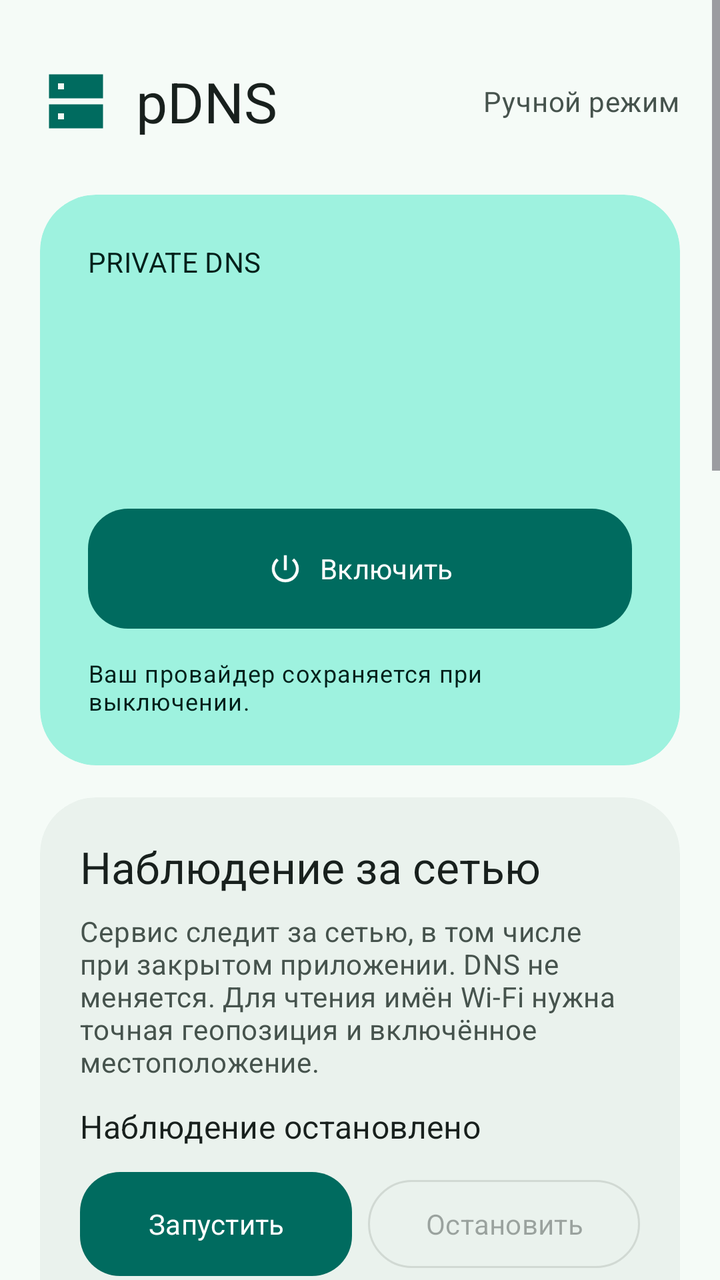
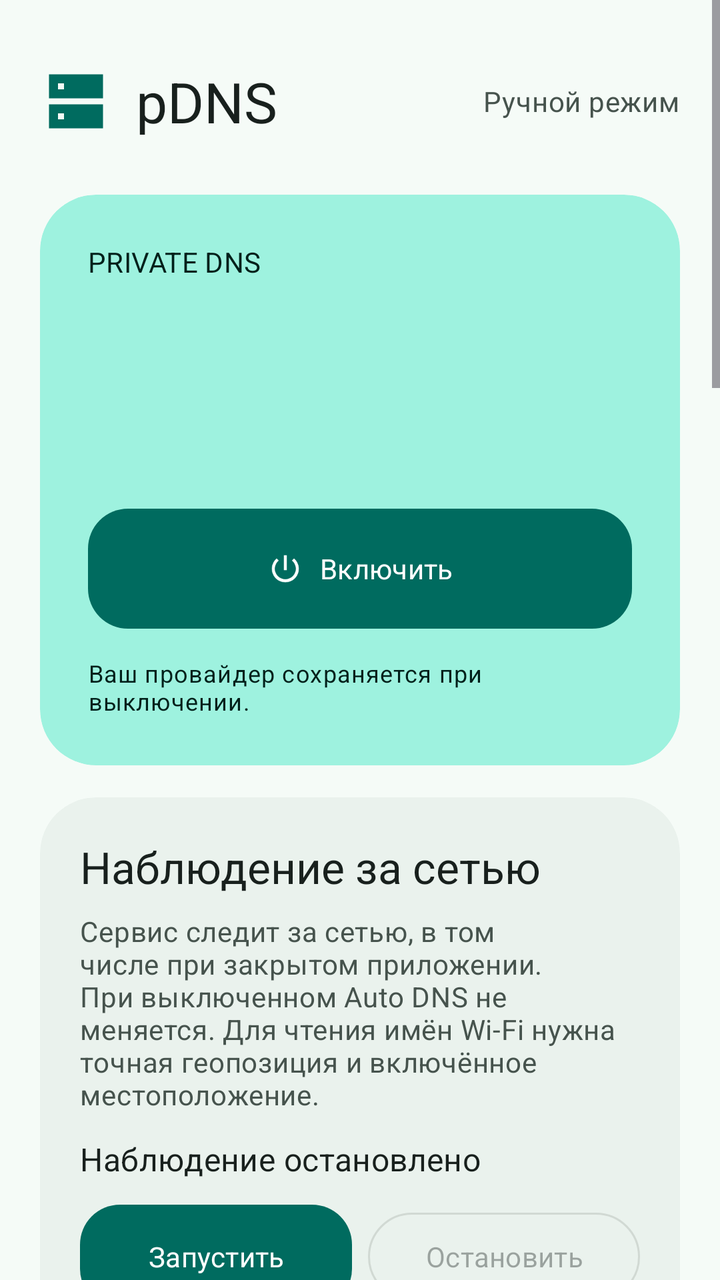

Two renders of the same Android screen: before a commit and after it. Below are the layout's source before the change and the commit's diff.
<!-- AndroidManifest.xml: application theme Theme.PdnsAutoSwitch -->
<!-- res/layout/activity_main.xml -->
<?xml version="1.0" encoding="utf-8"?>
<ScrollView xmlns:android="http://schemas.android.com/apk/res/android"
    xmlns:app="http://schemas.android.com/apk/res-auto"
    android:layout_width="match_parent" android:layout_height="match_parent"
    android:background="?attr/colorSurface" android:fillViewport="true" android:clipToPadding="false">
    <LinearLayout android:id="@+id/main_content" android:layout_width="match_parent"
        android:layout_height="wrap_content" android:orientation="vertical" android:padding="20dp">

        <LinearLayout android:layout_width="match_parent" android:layout_height="wrap_content"
            android:gravity="center_vertical" android:orientation="horizontal"
            android:layout_marginTop="12dp" android:layout_marginBottom="28dp">
            <ImageView android:layout_width="36dp" android:layout_height="36dp"
                android:src="@drawable/ic_dns_tile" app:tint="?attr/colorPrimary" android:importantForAccessibility="no" />
            <TextView android:layout_width="0dp" android:layout_weight="1" android:layout_height="wrap_content"
                android:layout_marginStart="12dp" android:text="@string/brand_name"
                android:textAppearance="@style/Text.Pdns.Title" android:textSize="28sp" />
            <TextView android:layout_width="wrap_content" android:layout_height="wrap_content"
                android:text="@string/manual_mode" android:textAppearance="@style/Text.Pdns.Body" />
        </LinearLayout>

        <com.google.android.material.card.MaterialCardView style="@style/Widget.Pdns.Card"
            android:layout_width="match_parent" android:layout_height="wrap_content"
            app:cardBackgroundColor="?attr/colorPrimaryContainer">
            <LinearLayout android:layout_width="match_parent" android:layout_height="wrap_content"
                android:padding="24dp" android:orientation="vertical">
                <TextView android:layout_width="match_parent" android:layout_height="wrap_content"
                    android:text="@string/private_dns_label" android:textAppearance="@style/TextAppearance.Material3.LabelLarge"
                    android:textColor="?attr/colorOnPrimaryContainer" />
                <TextView android:id="@+id/dns_state" android:layout_width="match_parent" android:layout_height="wrap_content"
                    android:layout_marginTop="12dp" android:textSize="36sp" android:fontFamily="sans-serif-medium"
                    android:textColor="?attr/colorOnPrimaryContainer" android:accessibilityLiveRegion="polite" />
                <TextView android:id="@+id/provider" android:layout_width="match_parent" android:layout_height="wrap_content"
                    android:layout_marginTop="8dp" android:textSize="16sp" android:textColor="?attr/colorOnPrimaryContainer"
                    android:textIsSelectable="true" />
                <com.google.android.material.button.MaterialButton android:id="@+id/toggle_dns"
                    android:layout_width="match_parent" android:layout_height="wrap_content"
                    android:layout_marginTop="24dp" android:minHeight="60dp" android:text="@string/turn_on"
                    app:icon="@drawable/ic_power" app:iconGravity="textStart" app:cornerRadius="20dp" />
                <TextView android:layout_width="match_parent" android:layout_height="wrap_content"
                    android:layout_marginTop="14dp" android:text="@string/hero_hint"
                    android:textAppearance="@style/TextAppearance.Material3.BodySmall"
                    android:textColor="?attr/colorOnPrimaryContainer" />
            </LinearLayout>
        </com.google.android.material.card.MaterialCardView>

        <include layout="@layout/section_observation" />

        <include layout="@layout/section_trusted_wifi" />

        <com.google.android.material.card.MaterialCardView style="@style/Widget.Pdns.Card"
            android:layout_width="match_parent" android:layout_height="wrap_content" android:layout_marginTop="16dp">
            <LinearLayout android:layout_width="match_parent" android:layout_height="wrap_content"
                android:padding="20dp" android:orientation="vertical">
                <TextView android:layout_width="match_parent" android:layout_height="wrap_content"
                    android:text="@string/quick_access" android:textAppearance="@style/Text.Pdns.Title" />
                <TextView android:layout_width="match_parent" android:layout_height="wrap_content"
                    android:layout_marginTop="8dp" android:text="@string/quick_access_hint" android:textAppearance="@style/Text.Pdns.Body" />
                <com.google.android.material.button.MaterialButton android:id="@+id/add_tile"
                    style="@style/Widget.Material3.Button.TonalButton"
                    android:layout_width="match_parent" android:layout_height="wrap_content"
                    android:layout_marginTop="16dp" android:minHeight="52dp" android:text="@string/add_tile"
                    android:textAllCaps="false" app:icon="@drawable/ic_add" app:iconGravity="textStart" app:cornerRadius="16dp" />
            </LinearLayout>
        </com.google.android.material.card.MaterialCardView>

        <com.google.android.material.card.MaterialCardView style="@style/Widget.Pdns.Card"
            android:layout_width="match_parent" android:layout_height="wrap_content" android:layout_marginTop="16dp">
            <LinearLayout android:layout_width="match_parent" android:layout_height="wrap_content"
                android:padding="20dp" android:orientation="vertical">
                <TextView android:layout_width="match_parent" android:layout_height="wrap_content"
                    android:text="@string/appearance_title" android:textAppearance="@style/Text.Pdns.Title" />
                <com.google.android.material.materialswitch.MaterialSwitch android:id="@+id/dynamic_color"
                    android:layout_width="match_parent" android:layout_height="wrap_content"
                    android:layout_marginTop="8dp" android:minHeight="56dp" android:text="@string/wallpaper_colors"
                    android:textAppearance="@style/TextAppearance.Material3.BodyLarge"
                    android:textColor="?attr/colorOnSurface" />
                <TextView android:layout_width="match_parent" android:layout_height="wrap_content"
                    android:text="@string/appearance_hint" android:textAppearance="@style/Text.Pdns.Body" />
            </LinearLayout>
        </com.google.android.material.card.MaterialCardView>

        <com.google.android.material.button.MaterialButton android:id="@+id/expand_setup"
            style="@style/Widget.Material3.Button.TextButton"
            android:layout_width="match_parent" android:layout_height="wrap_content"
            android:layout_marginTop="16dp" android:minHeight="56dp" android:textAllCaps="false"
            android:text="@string/setup_title" app:icon="@drawable/ic_expand" app:iconGravity="textEnd" />
        <com.google.android.material.card.MaterialCardView android:id="@+id/setup_card" style="@style/Widget.Pdns.Card"
            android:layout_width="match_parent" android:layout_height="wrap_content" android:visibility="gone">
            <LinearLayout android:layout_width="match_parent" android:layout_height="wrap_content"
                android:orientation="vertical" android:padding="20dp">
                <TextView android:id="@+id/permission_status" android:layout_width="match_parent" android:layout_height="wrap_content"
                    android:textAppearance="@style/TextAppearance.Material3.TitleMedium" android:textColor="?attr/colorOnSurface" />
                <TextView android:id="@+id/setup_help" android:layout_width="match_parent" android:layout_height="wrap_content"
                    android:layout_marginTop="8dp" android:textAppearance="@style/Text.Pdns.Body" />
                <TextView android:id="@+id/adb_command" android:layout_width="match_parent" android:layout_height="wrap_content"
                    android:layout_marginTop="16dp" android:fontFamily="monospace" android:textIsSelectable="true"
                    android:textSize="12sp" android:textColor="?attr/colorOnSurfaceVariant" />
                <com.google.android.material.button.MaterialButton android:id="@+id/copy_command"
                    style="@style/Widget.Material3.Button.OutlinedButton"
                    android:layout_width="match_parent" android:layout_height="wrap_content" android:layout_marginTop="12dp"
                    android:minHeight="48dp" android:textAllCaps="false" android:text="@string/copy_command" />
            </LinearLayout>
        </com.google.android.material.card.MaterialCardView>
        <com.google.android.material.button.MaterialButton android:id="@+id/open_settings"
            style="@style/Widget.Material3.Button.TextButton"
            android:layout_width="match_parent" android:layout_height="wrap_content"
            android:minHeight="48dp" android:textAllCaps="false" android:text="@string/open_settings" />
        <TextView android:layout_width="match_parent" android:layout_height="wrap_content"
            android:layout_marginTop="12dp" android:layout_marginBottom="12dp" android:gravity="center"
            android:text="@string/state_note" android:textAppearance="@style/TextAppearance.Material3.BodySmall"
            android:textColor="?attr/colorOnSurfaceVariant" />
    </LinearLayout>
</ScrollView>
<!-- res/layout/section_observation.xml (included above) -->
<?xml version="1.0" encoding="utf-8"?>
<com.google.android.material.card.MaterialCardView xmlns:android="http://schemas.android.com/apk/res/android"
    style="@style/Widget.Pdns.Card" android:layout_width="match_parent"
    android:layout_height="wrap_content" android:layout_marginTop="16dp">
    <LinearLayout android:layout_width="match_parent" android:layout_height="wrap_content"
        android:orientation="vertical" android:padding="20dp">
        <TextView android:layout_width="match_parent" android:layout_height="wrap_content"
            android:text="@string/observation_title" android:textAppearance="@style/Text.Pdns.Title" />
        <TextView android:layout_width="match_parent" android:layout_height="wrap_content"
            android:layout_marginTop="8dp" android:text="@string/observation_hint" android:textAppearance="@style/Text.Pdns.Body" />
        <TextView android:id="@+id/observation_status" android:layout_width="match_parent"
            android:layout_height="wrap_content" android:layout_marginTop="12dp"
            android:text="@string/observation_stopped" android:textAppearance="@style/TextAppearance.Material3.TitleMedium"
            android:textColor="?attr/colorOnSurface" android:accessibilityLiveRegion="polite" />
        <LinearLayout android:layout_width="match_parent" android:layout_height="wrap_content"
            android:orientation="horizontal" android:layout_marginTop="12dp">
            <com.google.android.material.button.MaterialButton android:id="@+id/observation_start"
                android:layout_width="0dp" android:layout_weight="1" android:layout_height="wrap_content"
                android:minHeight="52dp" android:textAllCaps="false" android:text="@string/observation_start" />
            <com.google.android.material.button.MaterialButton android:id="@+id/observation_stop"
                style="@style/Widget.Material3.Button.OutlinedButton" android:layout_width="0dp"
                android:layout_weight="1" android:layout_height="wrap_content" android:layout_marginStart="8dp"
                android:minHeight="52dp" android:textAllCaps="false" android:text="@string/observation_stop" android:enabled="false" />
        </LinearLayout>
        <com.google.android.material.materialswitch.MaterialSwitch android:id="@+id/observation_logging"
            android:layout_width="match_parent" android:layout_height="wrap_content"
            android:minHeight="48dp" android:text="@string/observation_logging" />
        <com.google.android.material.button.MaterialButton android:id="@+id/observation_save"
            style="@style/Widget.Material3.Button.TextButton" android:layout_width="match_parent"
            android:layout_height="wrap_content" android:minHeight="48dp" android:textAllCaps="false"
            android:text="@string/observation_save" />
        <com.google.android.material.button.MaterialButton android:id="@+id/observation_clear"
            style="@style/Widget.Material3.Button.TextButton" android:layout_width="match_parent"
            android:layout_height="wrap_content" android:minHeight="48dp" android:textAllCaps="false"
            android:text="@string/observation_clear" />
        <TextView android:layout_width="match_parent" android:layout_height="wrap_content"
            android:text="@string/observation_legend" android:textAppearance="@style/TextAppearance.Material3.BodySmall"
            android:textColor="?attr/colorOnSurfaceVariant" />
    </LinearLayout>
</com.google.android.material.card.MaterialCardView>
<!-- res/layout/section_trusted_wifi.xml (included above) -->
<?xml version="1.0" encoding="utf-8"?>
<com.google.android.material.card.MaterialCardView xmlns:android="http://schemas.android.com/apk/res/android"
    style="@style/Widget.Pdns.Card" android:layout_width="match_parent"
    android:layout_height="wrap_content" android:layout_marginTop="16dp">
    <LinearLayout android:layout_width="match_parent" android:layout_height="wrap_content"
        android:orientation="vertical" android:padding="20dp">
        <TextView android:layout_width="match_parent" android:layout_height="wrap_content"
            android:text="@string/wifi_title" android:textAppearance="@style/Text.Pdns.Title" />
        <TextView android:layout_width="match_parent" android:layout_height="wrap_content"
            android:layout_marginTop="8dp" android:text="@string/wifi_intro" android:textAppearance="@style/Text.Pdns.Body" />
        <LinearLayout android:id="@+id/trusted_wifi_list" android:layout_width="match_parent"
            android:layout_height="wrap_content" android:orientation="vertical" android:layout_marginTop="8dp">
            <TextView android:layout_width="match_parent" android:layout_height="wrap_content"
                android:text="@string/wifi_loading" android:textAppearance="@style/Text.Pdns.Body" />
        </LinearLayout>
        <com.google.android.material.button.MaterialButton android:id="@+id/check_wifi"
            style="@style/Widget.Material3.Button.TonalButton"
            android:layout_width="match_parent" android:layout_height="wrap_content"
            android:layout_marginTop="16dp" android:minHeight="56dp" android:textAllCaps="false"
            android:text="@string/wifi_check" />
        <TextView android:id="@+id/wifi_status" android:layout_width="match_parent" android:layout_height="wrap_content"
            android:layout_marginTop="8dp" android:text="@string/wifi_idle" android:textAppearance="@style/Text.Pdns.Body"
            android:accessibilityLiveRegion="polite" />
        <LinearLayout android:id="@+id/wifi_results" android:layout_width="match_parent"
            android:layout_height="wrap_content" android:orientation="vertical" />
        <com.google.android.material.button.MaterialButton android:id="@+id/wifi_settings"
            style="@style/Widget.Material3.Button.TextButton" android:layout_width="match_parent"
            android:layout_height="wrap_content" android:minHeight="48dp" android:textAllCaps="false"
            android:text="@string/wifi_open_app_settings" android:visibility="gone" />
    </LinearLayout>
</com.google.android.material.card.MaterialCardView>
<!-- resources referenced by this layout -->
<resources>
  <string name="add_tile">Добавить плитку</string>
  <string name="appearance_hint">Тема следует настройкам телефона. Без цветов обоев — спокойная бирюзовая палитра.</string>
  <string name="appearance_title">Оформление</string>
  <string name="brand_name">pDNS</string>
  <string name="copy_command">Скопировать команду</string>
  <string name="hero_hint">Ваш провайдер сохраняется при выключении.</string>
  <string name="manual_mode">Ручной режим</string>
  <string name="observation_clear">Очистить журнал</string>
  <string name="observation_hint">Сервис следит за сетью, в том числе при закрытом приложении. DNS не меняется. Для чтения имён Wi-Fi нужна точная геопозиция и включённое местоположение.</string>
  <string name="observation_legend">До 50 000 записей хранятся между запусками, без имён Wi-Fi. RAW — исходное событие, STABLE — рекомендация после 750 мс без изменений. DNS не переключается.</string>
  <string name="observation_logging">Записывать журнал</string>
  <string name="observation_save">Сохранить журнал в Загрузки</string>
  <string name="observation_start">Запустить</string>
  <string name="observation_stop">Остановить</string>
  <string name="observation_stopped">Наблюдение остановлено</string>
  <string name="observation_title">Наблюдение за сетью</string>
  <string name="open_settings">Настройки сети и DNS</string>
  <string name="private_dns_label">PRIVATE DNS</string>
  <string name="quick_access">Всегда под рукой</string>
  <string name="quick_access_hint">Переключайте DNS прямо из шторки, не открывая приложение.</string>
  <string name="setup_title">Настройка доступа</string>
  <string name="state_note">Показан режим Android. Доступность сервера не проверяется.</string>
  <string name="turn_on">Включить</string>
  <string name="wallpaper_colors">Цвета обоев</string>
  <string name="wifi_check">Проверить подключённую сеть</string>
  <string name="wifi_idle">Проверка по нажатию: без сканирования и фонового наблюдения.</string>
  <string name="wifi_intro">Сохраните Wi-Fi для будущего автоматического переключения. Пока список не влияет на DNS.</string>
  <string name="wifi_loading">Загружаем список…</string>
  <string name="wifi_open_app_settings">Разрешения приложения</string>
  <string name="wifi_title">Доверенные сети</string>
  <style name="Text.Pdns.Body" parent="TextAppearance.Material3.BodyMedium">
          <item name="android:textColor">?attr/colorOnSurfaceVariant</item>
      </style>
  <style name="Text.Pdns.Title" parent="TextAppearance.Material3.TitleLarge">
          <item name="android:textColor">?attr/colorOnSurface</item>
          <item name="android:fontFamily">sans-serif-medium</item>
      </style>
  <color name="pdns_primary">#006B5F</color>
  <color name="pdns_on_primary">#FFFFFF</color>
  <color name="pdns_primary_container">#9EF2DF</color>
  <color name="pdns_on_primary_container">#00201A</color>
  <color name="pdns_secondary_container">#DCEAE4</color>
  <color name="pdns_on_surface">#18201D</color>
  <color name="pdns_surface">#F5FBF7</color>
  <color name="pdns_card">#EAF2ED</color>
  <color name="pdns_on_surface_variant">#46534D</color>
  <color name="pdns_outline">#718079</color>
  <color name="pdns_outline_variant">#BECBC4</color>
  <!-- unchanged entries left out for length: 7 -->
</resources>

<!-- the commit's change to res/layout/activity_main.xml (unified diff, before → after) -->
@@ -15,7 +15,7 @@
                 android:layout_marginStart="12dp" android:text="@string/brand_name"
                 android:textAppearance="@style/Text.Pdns.Title" android:textSize="28sp" />
             <TextView android:layout_width="wrap_content" android:layout_height="wrap_content"
-                android:text="@string/manual_mode" android:textAppearance="@style/Text.Pdns.Body" />
+                android:id="@+id/control_mode" android:text="@string/manual_mode" android:textAppearance="@style/Text.Pdns.Body" />
         </LinearLayout>
 
         <com.google.android.material.card.MaterialCardView style="@style/Widget.Pdns.Card"
@@ -114,6 +114,7 @@
 <!-- res/layout/section_observation.xml (included above) -->
 <?xml version="1.0" encoding="utf-8"?>
 <com.google.android.material.card.MaterialCardView xmlns:android="http://schemas.android.com/apk/res/android"
+    xmlns:app="http://schemas.android.com/apk/res-auto"
     style="@style/Widget.Pdns.Card" android:layout_width="match_parent"
     android:layout_height="wrap_content" android:layout_marginTop="16dp">
     <LinearLayout android:layout_width="match_parent" android:layout_height="wrap_content"
@@ -136,6 +137,26 @@
                 android:layout_weight="1" android:layout_height="wrap_content" android:layout_marginStart="8dp"
                 android:minHeight="52dp" android:textAllCaps="false" android:text="@string/observation_stop" android:enabled="false" />
         </LinearLayout>
+        <com.google.android.material.materialswitch.MaterialSwitch android:id="@+id/auto_enabled"
+            android:layout_width="match_parent" android:layout_height="wrap_content"
+            android:minHeight="48dp" android:text="@string/auto_title" />
+        <TextView android:id="@+id/auto_status" android:layout_width="match_parent"
+            android:layout_height="wrap_content" android:text="@string/auto_stopped"
+            android:textAppearance="@style/Text.Pdns.Body" android:accessibilityLiveRegion="polite" />
+        <com.google.android.material.textfield.TextInputLayout
+            style="@style/Widget.Material3.TextInputLayout.OutlinedBox.ExposedDropdownMenu"
+            android:layout_width="match_parent" android:layout_height="wrap_content"
+            android:layout_marginTop="12dp" android:hint="@string/auto_pause_label"
+            app:helperText="@string/auto_pause_helper">
+            <com.google.android.material.textfield.MaterialAutoCompleteTextView
+                android:id="@+id/pause_duration" android:layout_width="match_parent"
+                android:layout_height="wrap_content" android:minHeight="56dp"
+                android:inputType="none" />
+        </com.google.android.material.textfield.TextInputLayout>
+        <TextView android:layout_width="match_parent" android:layout_height="wrap_content"
+            android:layout_marginTop="8dp" android:text="@string/auto_hint"
+            android:textAppearance="@style/TextAppearance.Material3.BodySmall"
+            android:textColor="?attr/colorOnSurfaceVariant" />
         <com.google.android.material.materialswitch.MaterialSwitch android:id="@+id/observation_logging"
             android:layout_width="match_parent" android:layout_height="wrap_content"
             android:minHeight="48dp" android:text="@string/observation_logging" />
<!-- resource entries referenced after the edit -->
@@ -3,13 +3,18 @@
   <string name="add_tile">Добавить плитку</string>
   <string name="appearance_hint">Тема следует настройкам телефона. Без цветов обоев — спокойная бирюзовая палитра.</string>
   <string name="appearance_title">Оформление</string>
+  <string name="auto_hint">Доверенный Wi-Fi — DNS выключен, остальные сети — сохранённый провайдер. Кнопка DNS и плитка ставят Auto на паузу на выбранное время. Новое ручное нажатие начинает паузу заново; смена сети её не отменяет. Остановка сервиса завершает Auto; выключение Auto оставляет текущий DNS. После завершения процесса включите Auto снова.</string>
+  <string name="auto_pause_helper">Для следующего ручного нажатия. Наблюдение во время паузы продолжается.</string>
+  <string name="auto_pause_label">Пауза после ручного переключения</string>
+  <string name="auto_stopped">Auto выключен</string>
+  <string name="auto_title">Auto · переключать DNS по сети</string>
   <string name="brand_name">pDNS</string>
   <string name="copy_command">Скопировать команду</string>
   <string name="hero_hint">Ваш провайдер сохраняется при выключении.</string>
   <string name="manual_mode">Ручной режим</string>
   <string name="observation_clear">Очистить журнал</string>
-  <string name="observation_hint">Сервис следит за сетью, в том числе при закрытом приложении. DNS не меняется. Для чтения имён Wi-Fi нужна точная геопозиция и включённое местоположение.</string>
-  <string name="observation_legend">До 50 000 записей хранятся между запусками, без имён Wi-Fi. RAW — исходное событие, STABLE — рекомендация после 750 мс без изменений. DNS не переключается.</string>
+  <string name="observation_hint">Сервис следит за сетью, в том числе при закрытом приложении. При выключенном Auto DNS не меняется. Для чтения имён Wi-Fi нужна точная геопозиция и включённое местоположение.</string>
+  <string name="observation_legend">До 2500 записей хранятся между запусками, без имён Wi-Fi. RAW — исходное событие, STABLE — рекомендация после 750 мс без изменений. Результаты Auto записываются отдельно.</string>
   <string name="observation_logging">Записывать журнал</string>
   <string name="observation_save">Сохранить журнал в Загрузки</string>
   <string name="observation_start">Запустить</string>
@@ -26,7 +31,7 @@
   <string name="wallpaper_colors">Цвета обоев</string>
   <string name="wifi_check">Проверить подключённую сеть</string>
   <string name="wifi_idle">Проверка по нажатию: без сканирования и фонового наблюдения.</string>
-  <string name="wifi_intro">Сохраните Wi-Fi для будущего автоматического переключения. Пока список не влияет на DNS.</string>
+  <string name="wifi_intro">На этих сетях Auto выключает Private DNS. В остальных сетях включает сохранённого провайдера. Auto включается отдельно.</string>
   <string name="wifi_loading">Загружаем список…</string>
   <string name="wifi_open_app_settings">Разрешения приложения</string>
   <string name="wifi_title">Доверенные сети</string>
